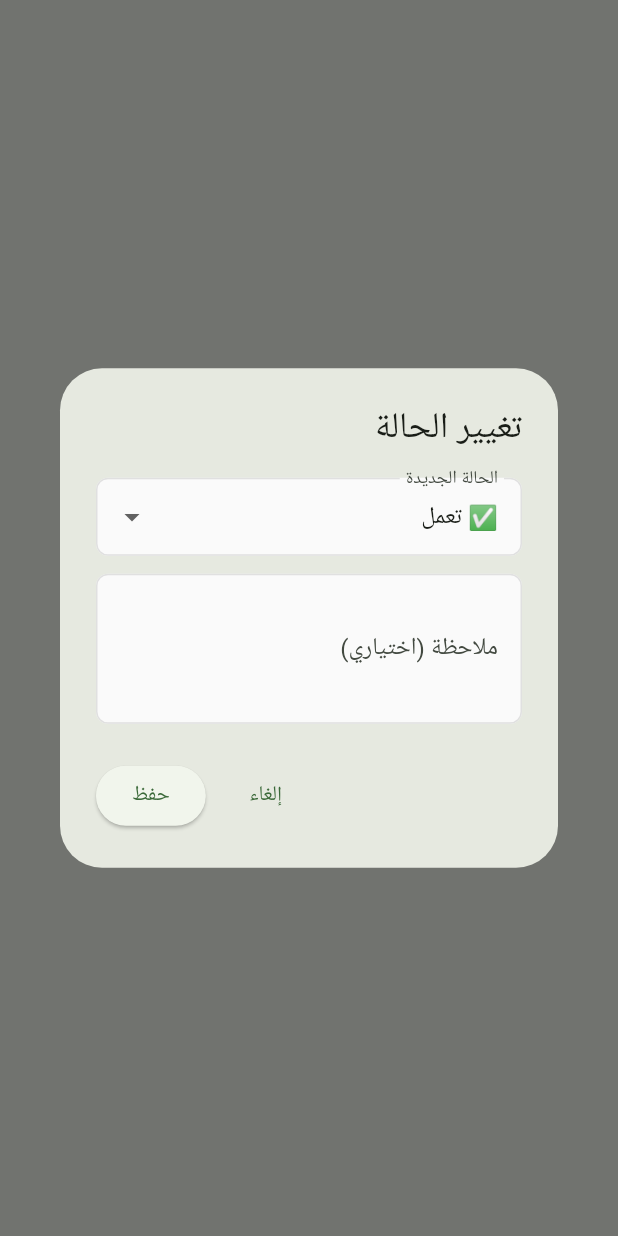
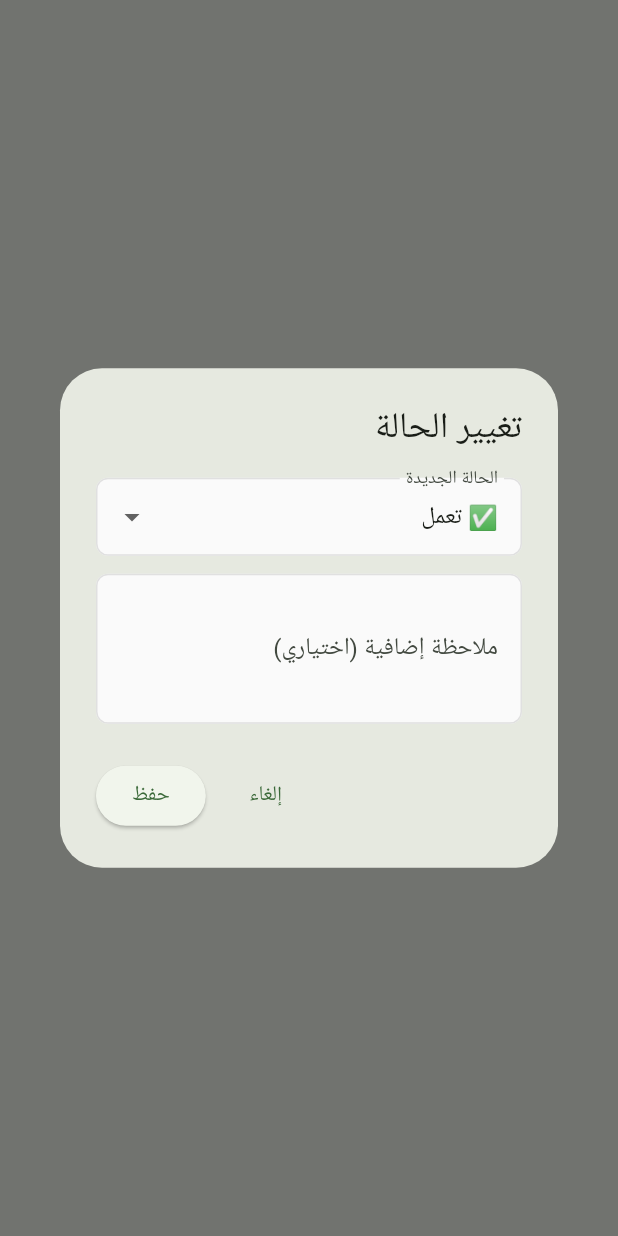
Before and after one commit to housieyr/gestion_materielle, a Flutter app: what showChangeStatusDialog() shows on an empty page, opened directly with empty values, on a phone screen of 412 x 824 dp. Run offline on Flutter 3.47's test engine with Material 3 defaults, Android fonts, the phone set to English and light mode, and no system bars; our stand-ins replace drift, file_picker, responsive_sizer, sqflite, syncfusion_flutter_datagrid; missing offline and left inert: excel, window_manager; accounts and stored records are empty; generated files the repository leaves out were written again.

Commit message:
Initial commkkkit

```diff
--- a/lib/features/equipment/change_status_dialog.dart
+++ b/lib/features/equipment/change_status_dialog.dart
@@ -8,20 +8,22 @@ class ChangeStatusResult {
   ChangeStatusResult({required this.newStatus, this.comment});
 }
 
-Future<ChangeStatusResult?> showChangeStatusDialog(
-    BuildContext context, {
+Future<ChangeStatusResult?> showChangeStatusDialog(  BuildContext context, {
   required EquipmentStatus current,
 }) async {
   EquipmentStatus selected = current;
+  final ticketCtrl = TextEditingController();
   final commentCtrl = TextEditingController();
 
   return showDialog<ChangeStatusResult>(
     context: context,
-    barrierDismissible: false,
-    builder: (ctx) =>
+    barrierDismissible: false,builder: (ctx) => StatefulBuilder(
+      builder: (ctx, setState) {
+        final mustTicket =
+            selected == EquipmentStatus.inRepair ||
+            selected == EquipmentStatus.outOfService;
 
-
-        AlertDialog(
+  return AlertDialog(
           title: const Text('تغيير الحالة'),
           content: SizedBox(
             width: 520,
@@ -35,50 +37,77 @@ Future<ChangeStatusResult?> showChangeStatusDialog(
                     border: OutlineInputBorder(),
                   ),
                   items: const [
-                DropdownMenuItem(value: EquipmentStatus.working, child: Text('✅ تعمل')),
-                DropdownMenuItem(value: EquipmentStatus.needsMaintenance, child: Text('⚠️ تحتاج صيانة')),
-                DropdownMenuItem(value: EquipmentStatus.inRepair, child: Text('🛠️ في التصليح')),
-                DropdownMenuItem(value: EquipmentStatus.outOfService, child: Text('❌ خارج الخدمة')),
+                    DropdownMenuItem(
+                      value: EquipmentStatus.working,
+                      child: Text('✅ تعمل'),
+                    ),
+                    DropdownMenuItem(
+                      value: EquipmentStatus.needsMaintenance,
+                      child: Text('⚠️ تحتاج صيانة'),
+                    ),
+                    DropdownMenuItem(
+                      value: EquipmentStatus.inRepair,
+                      child: Text('🛠️ في التصليح'),
+                    ),
+                    DropdownMenuItem(
+                      value: EquipmentStatus.outOfService,
+                      child: Text('❌ خارج الخدمة'),
+                    ),
                   ],
-              onChanged: (v) => selected = v ?? current,
+                  onChanged: (v) => setState(() => selected = v ?? current),
                 ),
+                if (mustTicket) ...[
+                  const SizedBox(height: 12),
+                  TextField(
+                    controller: ticketCtrl,
+                    decoration: const InputDecoration(
+                      labelText: 'رقم التصليح/السيسات',
+                      hintText: 'مثال: SR-2026-015',
+                      border: OutlineInputBorder(),
+                    ),
+                  ),
+                ],
                 const SizedBox(height: 12),
                 TextField(
                   controller: commentCtrl,
                   decoration: const InputDecoration(
-                labelText: 'ملاحظة (اختياري)',
+                    labelText: 'ملاحظة إضافية (اختياري)',
                     border: OutlineInputBorder(),
                   ),
                   maxLines: 3,
                 ),
-          ],
+              ], ),     ),
+          actions: [
+            TextButton(
+              onPressed: () => Navigator.pop(ctx),
+              child: const Text('إلغاء'),
+            ),    ElevatedButton(
+              onPressed: () {
+                final ticket = ticketCtrl.text.trim();
+                final comment = commentCtrl.text.trim(); if (mustTicket && ticket.isEmpty) {
+                  ScaffoldMessenger.of(context).showSnackBar(
+                    const SnackBar(
+                      content: Text('رقم التصليح/السيسات مطلوب لهذه الحالة'),
                     ),
-      ),
-      actions: [
-        TextButton(onPressed: () => Navigator.pop(ctx), child: const Text('إلغاء')),
-        ElevatedButton(
-          onPressed: () {
-
-            final comment = commentCtrl.text.trim();
-            final mustComment = selected == EquipmentStatus.inRepair ||
-                selected == EquipmentStatus.outOfService;
-
-            if (mustComment && comment.isEmpty) {
-              ScaffoldMessenger.of(context).showSnackBar(
-                const SnackBar(content: Text('الملاحظة مطلوبة لهذه الحالة')),
                   );
                   return;
-            }
+                }   final combinedComment = [
+                  if (ticket.isNotEmpty) 'رقم التصليح/السيسات: $ticket',
+                  if (comment.isNotEmpty) comment,
+                ].join('\n');
+
                 Navigator.pop(
                   ctx,
                   ChangeStatusResult(
                     newStatus: selected,
-              comment: commentCtrl.text.trim().isEmpty ? null : commentCtrl.text.trim(),
+                    comment: combinedComment.isEmpty ? null : combinedComment,
                   ),
-          );  },
+                );
+              },
               child: const Text('حفظ'),
-        ),
-      ],
+            ), ],
+        );
+      },
     ),
   );
 }
```
Lines whose indentation alone changed are shown as unchanged.
